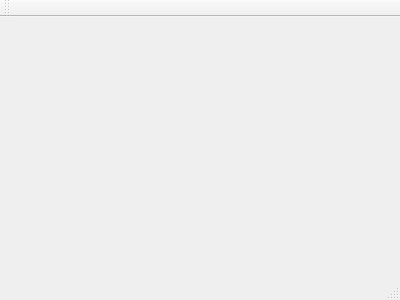
First picture: the form in mainwindow.ui, repository tschin/diplom, before the edit.
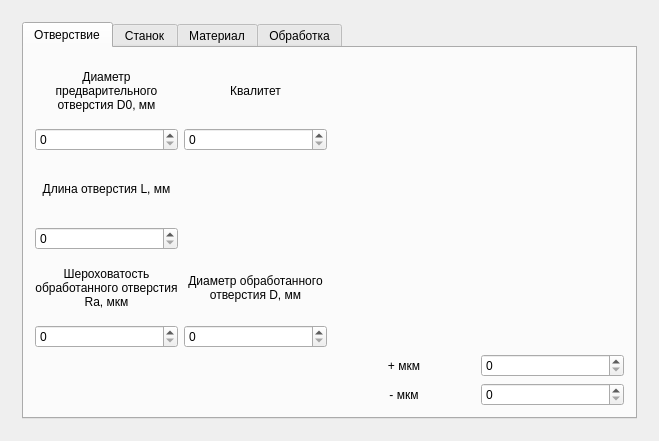
Second picture: the form after the edit. The open tabs and pages were chosen to show the change.

Patch:
```diff
--- a/mainwindow.ui
+++ b/mainwindow.ui
@@ -6,8 +6,8 @@
    <rect>
     <x>0</x>
     <y>0</y>
-    <width>400</width>
-    <height>300</height>
+    <width>659</width>
+    <height>441</height>
    </rect>
   </property>
   <property name="windowTitle">
@@ -16,14 +16,163 @@
   <widget class="QWidget" name="centralWidget">
    <layout class="QVBoxLayout" name="verticalLayout_2">
     <item>
-     <layout class="QVBoxLayout" name="verticalLayout">
-      <item>
-       <widget class="QStackedWidget" name="stackedWidget">
-        <widget class="QWidget" name="page"/>
-        <widget class="QWidget" name="page_2"/>
-       </widget>
-      </item>
-     </layout>
+     <widget class="QStackedWidget" name="stackedWidget">
+      <property name="contextMenuPolicy">
+       <enum>Qt::DefaultContextMenu</enum>
+      </property>
+      <property name="layoutDirection">
+       <enum>Qt::LeftToRight</enum>
+      </property>
+      <property name="lineWidth">
+       <number>0</number>
+      </property>
+      <property name="currentIndex">
+       <number>1</number>
+      </property>
+      <widget class="QWidget" name="page"/>
+      <widget class="QWidget" name="page_2">
+       <layout class="QVBoxLayout" name="verticalLayout_4">
+        <item>
+         <widget class="QTabWidget" name="tabWidget">
+          <property name="currentIndex">
+           <number>1</number>
+          </property>
+          <widget class="QWidget" name="tab">
+           <attribute name="title">
+            <string>Отверствие</string>
+           </attribute>
+           <layout class="QGridLayout" name="gridLayout">
+            <item row="2" column="0">
+             <widget class="QSpinBox" name="spinBox"/>
+            </item>
+            <item row="1" column="0">
+             <widget class="QLabel" name="label">
+              <property name="text">
+               <string>Диаметр предварительного отверстия D0, мм</string>
+              </property>
+              <property name="alignment">
+               <set>Qt::AlignCenter</set>
+              </property>
+              <property name="wordWrap">
+               <bool>true</bool>
+              </property>
+             </widget>
+            </item>
+            <item row="5" column="0">
+             <widget class="QLabel" name="label_3">
+              <property name="text">
+               <string>Шероховатость обработанного отверстия Ra, мкм</string>
+              </property>
+              <property name="alignment">
+               <set>Qt::AlignCenter</set>
+              </property>
+              <property name="wordWrap">
+               <bool>true</bool>
+              </property>
+             </widget>
+            </item>
+            <item row="3" column="0">
+             <widget class="QLabel" name="label_2">
+              <property name="text">
+               <string>Длина отверстия L, мм</string>
+              </property>
+              <property name="alignment">
+               <set>Qt::AlignCenter</set>
+              </property>
+              <property name="wordWrap">
+               <bool>true</bool>
+              </property>
+             </widget>
+            </item>
+            <item row="4" column="0">
+             <widget class="QSpinBox" name="spinBox_2"/>
+            </item>
+            <item row="9" column="2">
+             <widget class="QLabel" name="label_7">
+              <property name="text">
+               <string>- мкм</string>
+              </property>
+              <property name="alignment">
+               <set>Qt::AlignCenter</set>
+              </property>
+              <property name="wordWrap">
+               <bool>true</bool>
+              </property>
+             </widget>
+            </item>
+            <item row="6" column="0">
+             <widget class="QSpinBox" name="spinBox_3"/>
+            </item>
+            <item row="1" column="1">
+             <widget class="QLabel" name="label_4">
+              <property name="text">
+               <string>Квалитет</string>
+              </property>
+              <property name="alignment">
+               <set>Qt::AlignCenter</set>
+              </property>
+             </widget>
+            </item>
+            <item row="2" column="1">
+             <widget class="QSpinBox" name="spinBox_4"/>
+            </item>
+            <item row="8" column="2">
+             <widget class="QLabel" name="label_6">
+              <property name="text">
+               <string>+ мкм</string>
+              </property>
+              <property name="alignment">
+               <set>Qt::AlignCenter</set>
+              </property>
+              <property name="wordWrap">
+               <bool>true</bool>
+              </property>
+             </widget>
+            </item>
+            <item row="8" column="3">
+             <widget class="QSpinBox" name="spinBox_6"/>
+            </item>
+            <item row="9" column="3">
+             <widget class="QSpinBox" name="spinBox_7"/>
+            </item>
+            <item row="6" column="1">
+             <widget class="QSpinBox" name="spinBox_5"/>
+            </item>
+            <item row="5" column="1">
+             <widget class="QLabel" name="label_5">
+              <property name="text">
+               <string>Диаметр обработанного отверстия D, мм</string>
+              </property>
+              <property name="alignment">
+               <set>Qt::AlignCenter</set>
+              </property>
+              <property name="wordWrap">
+               <bool>true</bool>
+              </property>
+             </widget>
+            </item>
+           </layout>
+          </widget>
+          <widget class="QWidget" name="tab_2">
+           <attribute name="title">
+            <string>Станок</string>
+           </attribute>
+          </widget>
+          <widget class="QWidget" name="tab_3">
+           <attribute name="title">
+            <string>Материал</string>
+           </attribute>
+          </widget>
+          <widget class="QWidget" name="tab_4">
+           <attribute name="title">
+            <string>Обработка</string>
+           </attribute>
+          </widget>
+         </widget>
+        </item>
+       </layout>
+      </widget>
+     </widget>
     </item>
    </layout>
   </widget>
@@ -37,15 +186,6 @@
     </rect>
    </property>
   </widget>
-  <widget class="QToolBar" name="mainToolBar">
-   <attribute name="toolBarArea">
-    <enum>TopToolBarArea</enum>
-   </attribute>
-   <attribute name="toolBarBreak">
-    <bool>false</bool>
-   </attribute>
-  </widget>
-  <widget class="QStatusBar" name="statusBar"/>
  </widget>
  <layoutdefault spacing="6" margin="11"/>
  <resources/>
```
Left out of the diff: 2 changed lines with no effect on the pictures.
